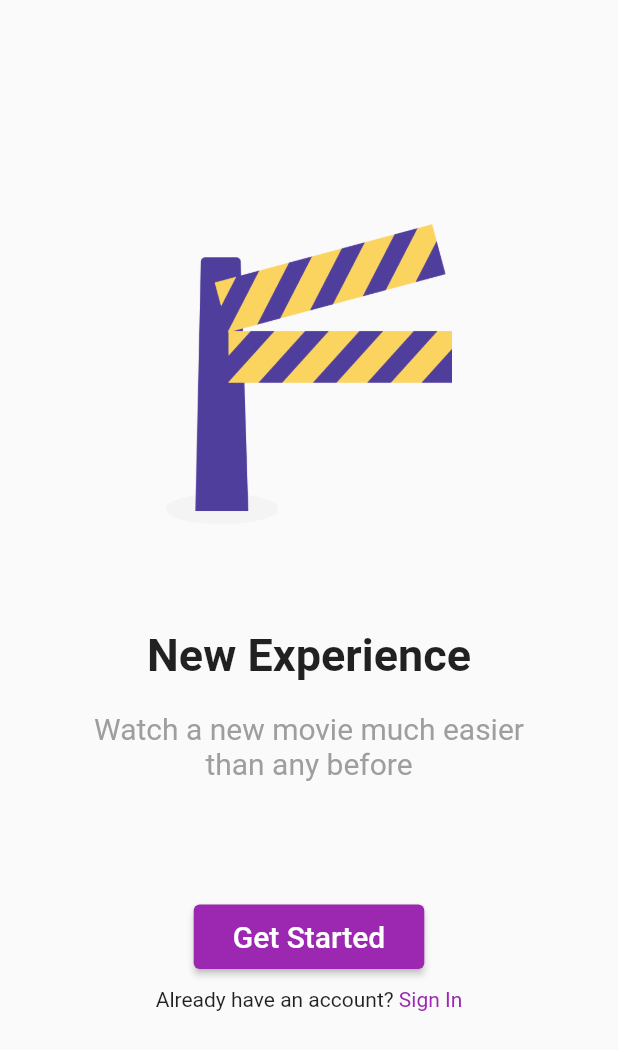
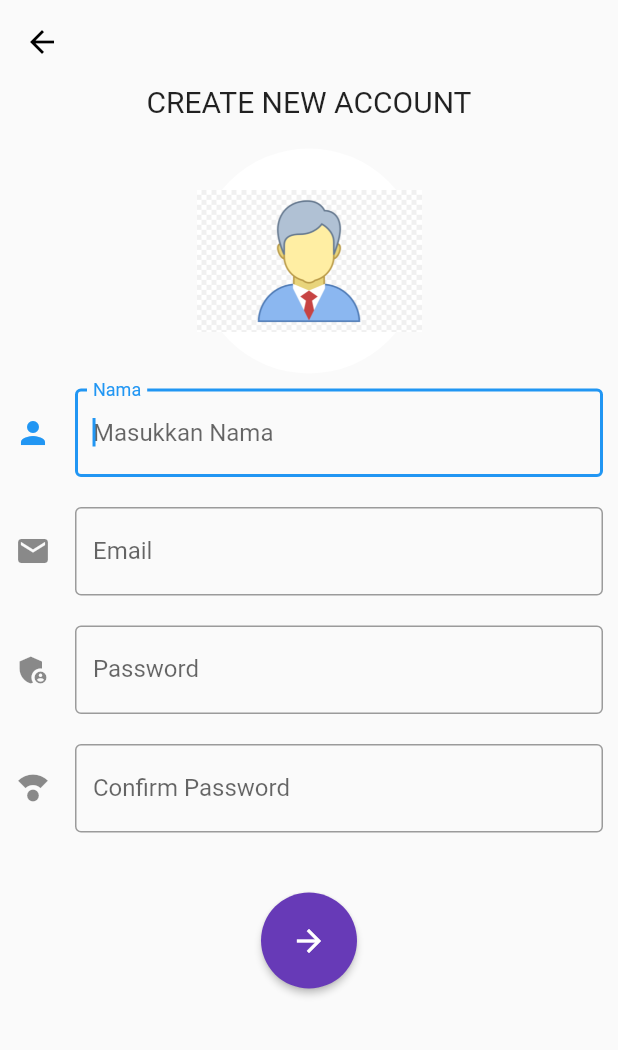
Before and after one commit to rachmanmarjianto/mobileProgramming2021, a Flutter app: the screen it shows after launch, after a tap on "Get Started", on a phone screen of 412 x 824 dp. Shown: the top 1050 px of the screen. Run offline on Flutter 3.47's test engine with Material 2 defaults, Android fonts, the phone set to English and light mode, and no system bars; our stand-ins replace splashscreen.

Commit message:
yuslih_054 branch

```diff
--- a/lib/main.dart
+++ b/lib/main.dart
@@ -1,6 +1,7 @@
+
 import 'package:flutter/material.dart';
 import 'package:splashscreen/splashscreen.dart';
-import 'pages/login.dart';
+import 'pages/halaman_1.dart';
 
 void main() {
   runApp(MyApp());
@@ -13,24 +14,29 @@ class MyApp extends StatelessWidget {
     return MaterialApp(
         title: 'Flutter Demo',
         theme: ThemeData(
+          // This is the theme of your application.
+          //
+          // Try running your application with "flutter run". You'll see the
+          // application has a blue toolbar. Then, without quitting the app, try
+          // changing the primarySwatch below to Colors.green and then invoke
+          // "hot reload" (press "r" in the console where you ran "flutter run",
+          // or simply save your changes to "hot reload" in a Flutter IDE).
+          // Notice that the counter didn't reset back to zero; the application
+          // is not restarted.
           primarySwatch: Colors.blue,
         ),
         home: SplashScreen(
-        seconds: 8,
-        navigateAfterSeconds: Login(),
+          seconds: 10,
+          navigateAfterSeconds: firstPage(),
           title: new Text(
-          'Belajar Flutter',
+            'Welcome',
             style: TextStyle(
-              fontWeight: FontWeight.bold,
-              fontSize: 20,
-              color: Colors.white
+                fontWeight: FontWeight.bold, fontSize: 25, color: Colors.white),
           ),
-        ),
-        image: Image.asset('assets/unair_mbkm.png'),
-        photoSize: 100,
-        backgroundColor: Colors.blue,
+          image: Image.asset('assets/frostbite_logoW.png'),
+          photoSize: 125,
+          backgroundColor: Colors.black,
           loaderColor: Colors.white,
-      ),
-    );
+        ));
   }
 }
--- /dev/null
+++ b/lib/pages/halaman_1.dart
@@ -0,0 +1,87 @@
+
+import 'package:flutter/material.dart';
+
+import 'register.dart';
+
+class firstPage extends StatelessWidget {
+  @override
+  Widget build(BuildContext context) {
+    return MaterialApp(
+      home: Scaffold(
+        body: Center(
+          child: Column(
+            crossAxisAlignment: CrossAxisAlignment.center,
+            mainAxisAlignment: MainAxisAlignment.center,
+            children: <Widget>[
+              Image.asset(
+                'assets/logo.png',
+                height: 150,
+              ),
+              Container(
+                padding: EdgeInsets.only(top: 50),
+                child: Text(
+                  'New Experience',
+                  style:
+                      new TextStyle(fontSize: 25, fontWeight: FontWeight.bold),
+                ),
+              ),
+              Container(
+                padding: EdgeInsets.only(top: 30),
+                child: Text(
+                  'Watch a new Movie so much easier than any before',
+                  style: new TextStyle(fontSize: 20, color: Colors.grey),
+                  textAlign: TextAlign.center,
+                ),
+              ),
+              Container(
+                padding: EdgeInsets.only(top: 100),
+                child: TextButton(
+                    style: ButtonStyle(
+                      foregroundColor: MaterialStateProperty.all(Colors.white),
+                      backgroundColor:
+                          MaterialStateProperty.all(Colors.deepPurpleAccent),
+                    ),
+                    onPressed: () {
+                      Navigator.push(context,
+                          MaterialPageRoute(builder: (BuildContext context) {
+                        return registerPage();
+                      }));
+                    },
+                    child: Container(
+                      padding: EdgeInsets.all(10),
+                      child: Text(
+                        'Get Started',
+                        style: new TextStyle(
+                          fontSize: 20,
+                        ),
+                        textAlign: TextAlign.center,
+                      ),
+                    )),
+              ),
+              Row(
+                mainAxisAlignment: MainAxisAlignment.center,
+                children: <Widget>[
+                  Container(
+                    padding: EdgeInsets.only(top: 20),
+                    child: Text("Already have an account ? "),
+                  ),
+                  GestureDetector(
+                      onTap: () {
+                        print("Hello World");
+                      },
+                      child: Container(
+                        padding: EdgeInsets.only(top: 20),
+                        child: Text(
+                          'Sign in',
+                          style: TextStyle(color: Colors.purple),
+                        ),
+                      ))
+                ],
+              )
+            ],
+          ),
+        ),
+      ),
+    );
+  }
+}
--- a/lib/pages/login.dart
+++ /dev/null
@@ -1,86 +0,0 @@
-import 'package:flutter/material.dart';
-
-class Login extends StatelessWidget{
-  @override
-  Widget build(BuildContext context) {
-    return MaterialApp(
-      home: Scaffold(
-        body: Center(
-          child: Column(
-            crossAxisAlignment: CrossAxisAlignment.center,
-            mainAxisAlignment: MainAxisAlignment.center,
-            children: [
-              Image.asset(
-                'assets/logo.png',
-                height: 200,
-              ),
-              Container(
-                padding: EdgeInsets.only(top: 70),
-                child: Text(
-                  "New Experience",
-                  style: new TextStyle(
-                      fontSize: 30,
-                      fontWeight: FontWeight.bold
-                  ),
-                ),
-              ),
-              Container(
-                padding: EdgeInsets.only(top:20),
-                width: MediaQuery.of(context).size.width * 0.8,
-                child: Text(
-                  "Watch a new movie much easier than any before",
-                  textAlign: TextAlign.center,
-                  style: TextStyle(
-                    color: Colors.grey,
-                    fontSize: 20
-                  ),
-                ),
-              ),
-              Container(
-                padding: EdgeInsets.only(top: 80),
-                child: ElevatedButton(
-                    onPressed: (){},
-                    child: Container(
-                      padding: EdgeInsets.all(10),
-                      child: Text(
-                        "Get Started",
-                        style: TextStyle(
-                          fontSize: 20,
-                        ),
-                      ),
-                    ),
-                  style: ElevatedButton.styleFrom(
-                    primary: Colors.purple
-                  ),
-                ),
-              ),
-              Container(
-                padding: EdgeInsets.all(5),
-              ),
-              Row(
-                mainAxisAlignment: MainAxisAlignment.center,
-                children: [
-                  Text("Already have an account? "),
-                  GestureDetector(
-                    onTap: (){
-                      print("hallo");
-                    },
-                    child: Text(
-                      "Sign In",
-                      style: TextStyle(
-                          color: Colors.purple
-                      ),
-                    ),
-                  )
-
-                ],
-              ),
-
-            ],
-          ),
-        ),
-      ),
-    );
-
-  }
-}
--- /dev/null
+++ b/lib/pages/register.dart
@@ -0,0 +1,166 @@
+import 'package:flutter/cupertino.dart';
+import 'package:flutter/material.dart';
+
+class registerPage extends StatelessWidget {
+  final _formKey = GlobalKey<FormState>();
+  var confirmPass;
+  @override
+  Widget build(BuildContext context) {
+    return Scaffold(
+        body: Stack(
+      children: <Widget>[
+        Scaffold(
+          appBar: AppBar(
+            iconTheme: IconThemeData(color: Colors.black),
+            backgroundColor: Colors.transparent,
+            elevation: 0.0,
+          ),
+          body: ListView(
+            children: <Widget>[
+              Column(
+                children: <Widget>[
+                  Container(
+                    child: Text(
+                      "CREATE NEW ACCOUNT",
+                      style: TextStyle(fontSize: 20),
+                    ),
+                    alignment: Alignment.center,
+                    padding: EdgeInsets.only(bottom: 20),
+                  ),
+                  Container(
+                      child: CircleAvatar(
+                    backgroundColor: Colors.white,
+                    child: Image.asset(
+                      'assets/user.png',
+                      height: 200,
+                    ),
+                    radius: 75,
+                  )),
+                  Form(
+                    key: _formKey,
+                    child: Container(
+                      child: Column(
+                        children: <Widget>[
+                          Container(
+                            padding: EdgeInsets.all(10),
+                            child: TextFormField(
+                              autofocus: true,
+                              keyboardType: TextInputType.text,
+                              decoration: const InputDecoration(
+                                  labelText: 'Nama',
+                                  hintText: 'Masukkan Nama',
+                                  icon: Icon(Icons.person),
+                                  border: OutlineInputBorder()),
+                              validator: (value) {
+                                if (value == null || value.isEmpty) {
+                                  return 'Nama tidak boleh kosong';
+                                }
+                                if (value.length > 100) {
+                                  return 'Name is so long, max 50 characters';
+                                }
+                                return null;
+                              },
+                            ),
+                          ),
+                          Container(
+                            padding: EdgeInsets.all(10),
+                            child: TextFormField(
+                              keyboardType: TextInputType.emailAddress,
+                              decoration: const InputDecoration(
+                                  labelText: 'Email',
+                                  hintText: 'Masukkan Email',
+                                  icon: Icon(Icons.email),
+                                  border: OutlineInputBorder()),
+                              validator: (value) {
+                                if (value == null || value.isEmpty) {
+                                  return 'Email tidak boleh kosong';
+                                }
+                                if (value.length > 50) {
+                                  return 'Email is so long, max 50 characters';
+                                }
+                                return null;
+                              },
+                            ),
+                          ),
+                          Container(
+                            padding: EdgeInsets.all(10),
+                            child: TextFormField(
+                              obscureText: true,
+                              decoration: const InputDecoration(
+                                  labelText: 'Password',
+                                  hintText: 'Masukkan password',
+                                  icon: Icon(Icons.admin_panel_settings_sharp),
+                                  border: OutlineInputBorder()),
+                              validator: (value) {
+                                //validasi input
+                                confirmPass = value;
+                                if (value == null || value.isEmpty) {
+                                  return 'Password tidak boleh kosong';
+                                }
+                                if (value.length < 8) {
+                                  return 'Password must be atleast 8 characters long';
+                                }
+                                return null;
+                              },
+                            ),
+                          ),
+                          Container(
+                            padding: EdgeInsets.all(10),
+                            child: TextFormField(
+                              obscureText: true,
+                              decoration: const InputDecoration(
+                                  labelText: 'Confirm Password',
+                                  hintText: 'Re-Enter Password',
+                                  icon: Icon(Icons.compass_calibration),
+                                  border: OutlineInputBorder()),
+                              validator: (value) {
+                                if (value == null || value.isEmpty) {
+                                  return 'Confirm Password tidak boleh kosong';
+                                }
+                                if (value.length < 8) {
+                                  return 'Password must be atleast 8 characters long';
+                                }
+                                if (value != confirmPass) {
+                                  return 'Password must be same as above';
+                                }
+                                return null;
+                              },
+                            ),
+                          ),
+                          Container(
+                            padding: EdgeInsets.only(top: 30),
+                            child: ElevatedButton(
+                              onPressed: () {
+                                if (_formKey.currentState!.validate()) {
+                                  // If the form is valid, display a snackbar. In the real world,
+                                  // you'd often call a server or save the information in a database.
+                                  ScaffoldMessenger.of(context).showSnackBar(
+                                    const SnackBar(
+                                        content:
+                                            Text('Processing Data Register')),
+                                  );
+                                }
+                              },
+                              child: Icon(Icons.arrow_forward_sharp,
+                                  color: Colors.white),
+                              style: ElevatedButton.styleFrom(
+                                shape: CircleBorder(),
+                                padding: EdgeInsets.all(20),
+                                primary: Colors.deepPurple,
+                                onPrimary: Colors.purple,
+                              ),
+                            ),
+                          )
+                        ],
+                      ),
+                    ),
+                  ),
+                ],
+              ),
+            ],
+          ),
+        )
+      ],
+    ));
+  }
+}
```
Also changed, not shown: analysis_options.yaml (added, +29 -0 lines), pubspec.yaml (+19 -7 lines), assets/frostbite_logo.png (added), assets/frostbite_logoW.png (added), assets/logoUnair.png (deleted), assets/user.jpg (added), assets/user.png (added), pubspec.lock, 25 other files. Lines whose indentation alone changed are shown as unchanged.
